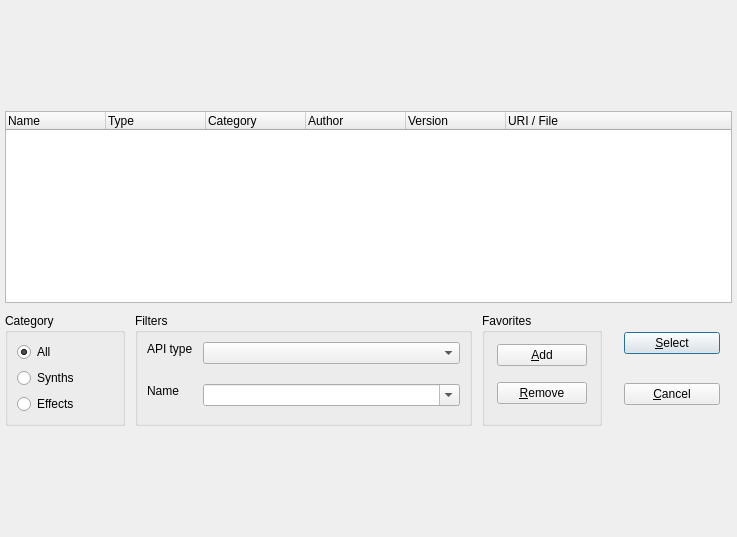
Before: the Qt Designer form muse3/muse/components/synthdialogbase.ui in emrum/muse, drawn with Qt 5.
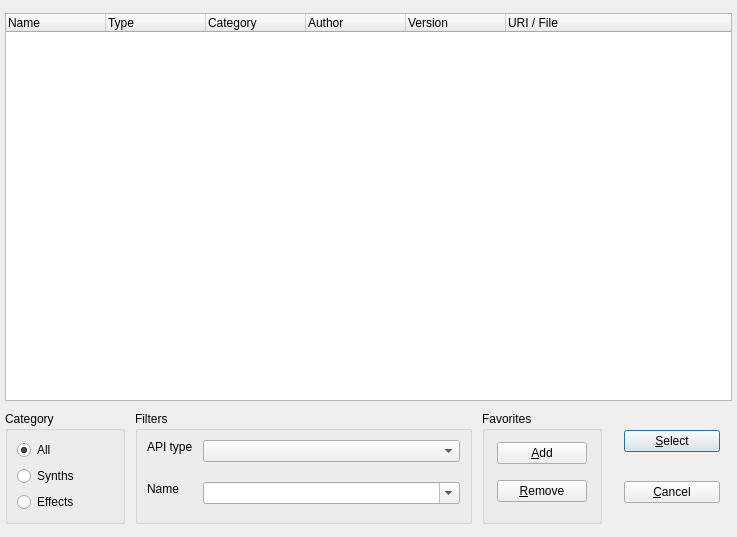
After: the same form once the commit is applied.

Commit message: Finish shortcut dialog, update changelog

```diff
--- a/muse3/muse/components/synthdialogbase.ui
+++ b/muse3/muse/components/synthdialogbase.ui
@@ -49,11 +49,23 @@
      <item row="1" column="0" colspan="4">
       <widget class="QTreeWidget" name="pList">
        <property name="sizePolicy">
-        <sizepolicy hsizetype="Expanding" vsizetype="Maximum">
+        <sizepolicy hsizetype="Expanding" vsizetype="Expanding">
          <horstretch>0</horstretch>
          <verstretch>0</verstretch>
         </sizepolicy>
        </property>
+       <property name="contextMenuPolicy">
+        <enum>Qt::CustomContextMenu</enum>
+       </property>
+       <property name="rootIsDecorated">
+        <bool>false</bool>
+       </property>
+       <property name="itemsExpandable">
+        <bool>false</bool>
+       </property>
+       <property name="sortingEnabled">
+        <bool>false</bool>
+       </property>
        <attribute name="headerCascadingSectionResizes">
         <bool>false</bool>
        </attribute>
```
The commit also changes 5 other files.
